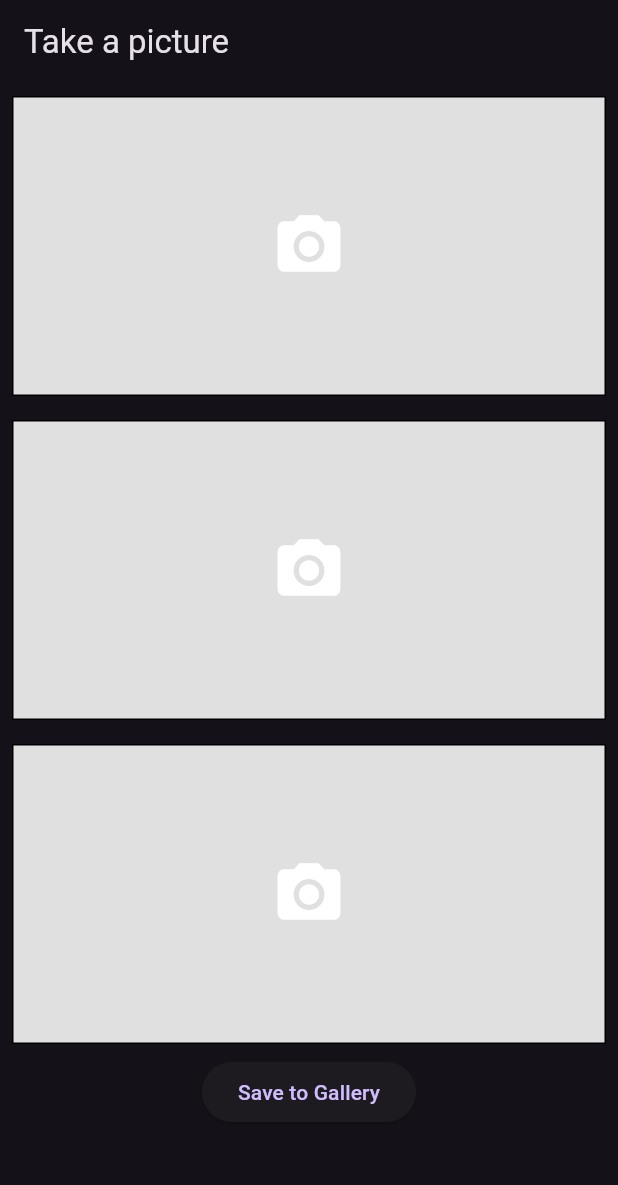
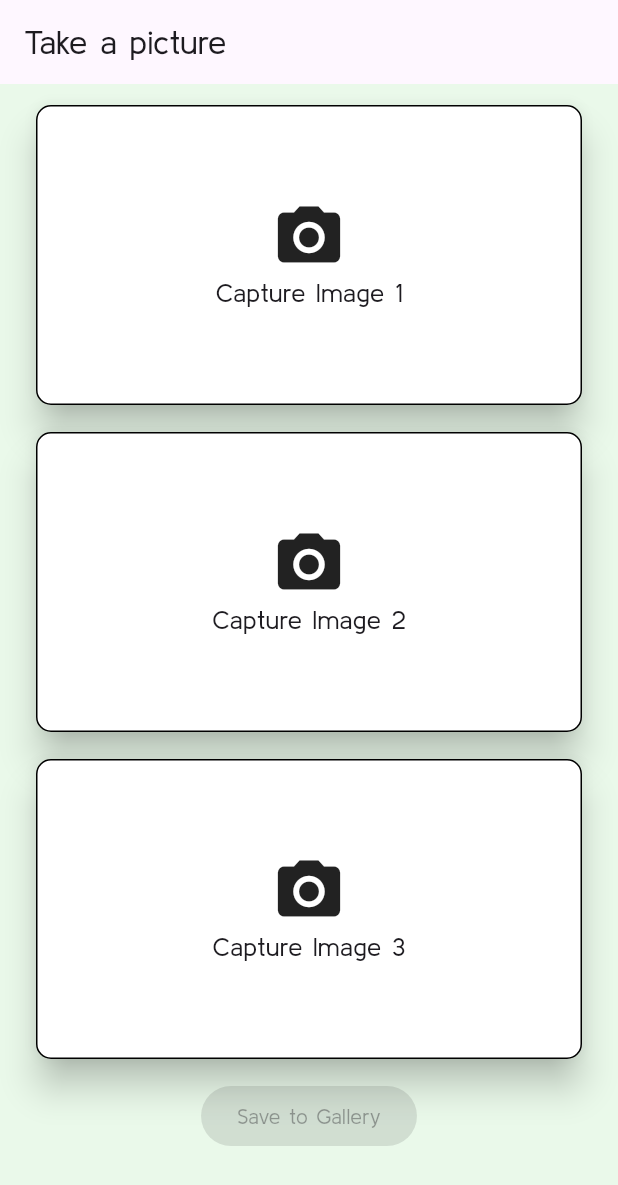
Before and after one commit to SarangAmarjit/vetemobile, a Flutter app: the screen it shows after launch, on a phone screen of 412 x 824 dp. Shown: the top 1185 px of the screen. Run offline on Flutter 3.47's test engine with Material 3 defaults, Android fonts, the phone set to English and light mode, and no system bars; our stand-ins replace device_info_plus, geocoding, geolocator, image_gallery_saver, image_picker, permission_handler.

Commit message:
Updated Camera Ui Page

```diff
--- a/lib/main.dart
+++ b/lib/main.dart
@@ -1,4 +1,6 @@
 import 'dart:developer';
+import 'dart:typed_data';
+import 'package:device_info_plus/device_info_plus.dart';
 import 'package:flutter/material.dart';
 import 'package:flutter/services.dart';
 import 'package:geocoding/geocoding.dart';
@@ -7,7 +9,6 @@ import 'package:geolocator/geolocator.dart';
 import 'dart:io';
 import 'package:image/image.dart' as img;
 import 'package:path_provider/path_provider.dart';
-import 'dart:typed_data';
 import 'package:image_gallery_saver/image_gallery_saver.dart';
 import 'package:permission_handler/permission_handler.dart';
 
@@ -22,7 +23,10 @@ class MyApp extends StatelessWidget {
   Widget build(BuildContext context) {
     return MaterialApp(
       debugShowCheckedModeBanner: false,
-      theme: ThemeData.dark(),
+      theme: ThemeData(
+        fontFamily: 'KulimPark',
+        useMaterial3: true,
+      ),
       home: const TakePictureScreen(),
     );
   }
@@ -38,13 +42,21 @@ class TakePictureScreen extends StatefulWidget {
 class TakePictureScreenState extends State<TakePictureScreen> {
   final ImagePicker _picker = ImagePicker();
   final List<File?> _images = [null, null, null];
-
+  List<bool> isimageloaded = [false, false, false];
   Future<void> _pickImage(int index) async {
-    final pickedFile = await _picker.pickImage(source: ImageSource.camera);
+    final pickedFile = await _picker.pickImage(
+        source: ImageSource.camera,
+        imageQuality: 30,
+        maxHeight: 2304,
+        maxWidth: 1300);
 
     if (pickedFile != null) {
+      setState(() {
+        isimageloaded[index] = true;
+      });
       final newPath = await _getAndEmbedLocation(pickedFile.path);
       setState(() {
+        isimageloaded[index] = false;
         _images[index] = File(newPath);
       });
     }
@@ -77,7 +89,11 @@ class TakePictureScreenState extends State<TakePictureScreen> {
         await getAddressFromLatLng(position.latitude, position.longitude);
     final gpsCoordinates =
         'Lat: ${position.latitude}, Lon: ${position.longitude}';
-    var vetewidth = getTextWidth(gpsCoordinates, img.arial48);
+    // final fontData = await rootBundle.load('assets/fonts/kulimpark3.zip');
+    // final font = img.BitmapFont.fromZip(fontData.buffer.asUint8List());
+    final font = img.arial48;
+
+    var vetewidth = getTextWidth(gpsCoordinates, font);
 
     img.Image originalImage =
         img.decodeImage(File(imagePath).readAsBytesSync())!;
@@ -86,26 +102,26 @@ class TakePictureScreenState extends State<TakePictureScreen> {
         originalImage: originalImage,
         address: address,
         yposition: 20,
-        vetewidth: null);
+        vetewidth: null,
+        font: font);
     drawStringAtRightCorner(
         originalImage: originalImage,
         address: gpsCoordinates,
         yposition: 100,
+        font: font,
         vetewidth: null);
     drawStringAtRightCorner(
         originalImage: originalImage,
         address: 'Vety',
         yposition: 180,
+        font: font,
         vetewidth: vetex);
 
     final directory = await getApplicationDocumentsDirectory();
     final newPath =
-        '${directory.path}/image_with_location_${DateTime.now().millisecondsSinceEpoch}.png';
+        '${directory.path}/image_with_location_${DateTime.now().millisecondsSinceEpoch}.jpg';
     File(newPath).writeAsBytesSync(
-      img.encodeJpg(
-        originalImage,
-        quality: 50,
-      ),
+      img.encodeJpg(originalImage, quality: 20, chroma: img.JpegChroma.yuv420),
     );
     return newPath;
   }
@@ -144,10 +160,8 @@ class TakePictureScreenState extends State<TakePictureScreen> {
       {required img.Image originalImage,
       required String address,
       required int yposition,
-      required int? vetewidth}) async {
-    final fontData = await rootBundle.load('assets/fonts/kulimpark3.zip');
-    final font = img.BitmapFont.fromZip(fontData.buffer.asUint8List());
-
+      required int? vetewidth,
+      required img.BitmapFont font}) async {
     var textWidth = getTextWidth(address, font);
 
     int x = originalImage.width - textWidth - textWidth ~/ 2;
@@ -167,7 +181,12 @@ class TakePictureScreenState extends State<TakePictureScreen> {
     // Request storage permissions if not already granted
     var status = await Permission.storage.status;
     if (!status.isGranted) {
-      status = await Permission.manageExternalStorage.request();
+      final plugin = DeviceInfoPlugin();
+      final android = await plugin.androidInfo;
+      log('Android SDK Version :${android.version.sdkInt}');
+      status = android.version.sdkInt < 30
+          ? await Permission.storage.request()
+          : await Permission.manageExternalStorage.request();
     }
 
     if (status.isGranted) {
@@ -175,6 +194,7 @@ class TakePictureScreenState extends State<TakePictureScreen> {
         if (image != null) {
           final Uint8List bytes = await image.readAsBytes();
           final result = await ImageGallerySaver.saveImage(bytes);
+
           log('Image saved to gallery: $result');
         }
       }
@@ -183,34 +203,109 @@ class TakePictureScreenState extends State<TakePictureScreen> {
     }
   }
 
+  void _viewImageFullScreen(File image) {
+    Navigator.push(
+      context,
+      MaterialPageRoute(
+        builder: (context) => FullScreenImageScreen(image: image),
+      ),
+    );
+  }
+
   @override
   Widget build(BuildContext context) {
     return Scaffold(
+      backgroundColor: const Color.fromARGB(255, 234, 249, 234),
       appBar: AppBar(title: const Text('Take a picture')),
-      body: Column(
+      body: SafeArea(
+        child: Padding(
+          padding: const EdgeInsets.symmetric(horizontal: 20),
+          child: Column(
             children: [
               for (int i = 0; i < 3; i++)
                 GestureDetector(
-              onTap: () => _pickImage(i),
+                  onTap: _images[i] != null
+                      ? () => _viewImageFullScreen(_images[i]!)
+                      : () => _pickImage(i),
+                  child: Padding(
+                    padding: const EdgeInsets.only(top: 10),
+                    child: Card(
+                      elevation: 10,
                       child: Container(
-                margin: const EdgeInsets.all(8.0),
-                width: double.infinity,
+                        width: MediaQuery.of(context).size.width,
                         height: 200,
                         decoration: BoxDecoration(
-                  color: Colors.grey[300],
-                  border: Border.all(color: Colors.black),
+                            color: Colors.white,
+                            border: Border.all(),
+                            borderRadius: BorderRadius.circular(10)),
+                        child: _images[i] == null
+                            ? isimageloaded[i]
+                                ? const Column(
+                                    mainAxisAlignment: MainAxisAlignment.center,
+                                    children: [
+                                      Center(
+                                        child: SizedBox(
+                                            width: 50,
+                                            height: 50,
+                                            child: CircularProgressIndicator()),
                                       ),
-                child: _images[i] == null
-                    ? const Icon(Icons.camera_alt, size: 50)
-                    : Image.file(_images[i]!, fit: BoxFit.cover),
+                                    ],
+                                  )
+                                : Column(
+                                    mainAxisAlignment: MainAxisAlignment.center,
+                                    children: [
+                                      const Icon(Icons.camera_alt, size: 50),
+                                      Text(
+                                        'Capture Image ${(i + 1).toString()}',
+                                        style: const TextStyle(fontSize: 17),
+                                      )
+                                    ],
+                                  )
+                            : ClipRRect(
+                                borderRadius: BorderRadius.circular(10),
+                                child:
+                                    Image.file(_images[i]!, fit: BoxFit.cover)),
                       ),
                     ),
+                  ),
+                ),
+              const SizedBox(
+                height: 10,
+              ),
               ElevatedButton(
-            onPressed: _saveImagesToGallery,
+                onPressed: _images.contains(null)
+                    ? null
+                    : () {
+                        _saveImagesToGallery().whenComplete(() {
+                          return ScaffoldMessenger.of(context).showSnackBar(
+                              const SnackBar(
+                                  backgroundColor: Colors.green,
+                                  content:
+                                      Text('Images Downloaded Successfully')));
+                        });
+                      },
                 child: const Text('Save to Gallery'),
               ),
             ],
           ),
+        ),
+      ),
     );
   }
 }
+
+class FullScreenImageScreen extends StatelessWidget {
+  final File image;
+
+  const FullScreenImageScreen({super.key, required this.image});
+
+  @override
+  Widget build(BuildContext context) {
+    return Scaffold(
+      appBar: AppBar(title: const Text('Full Screen Image')),
+      body: Center(
+        child: Image.file(image),
+      ),
+    );
+  }
+}
```
Also changed, not shown: pubspec.yaml (+5 -4 lines), pubspec.lock, 2 other files. Lines whose indentation alone changed are shown as unchanged.
